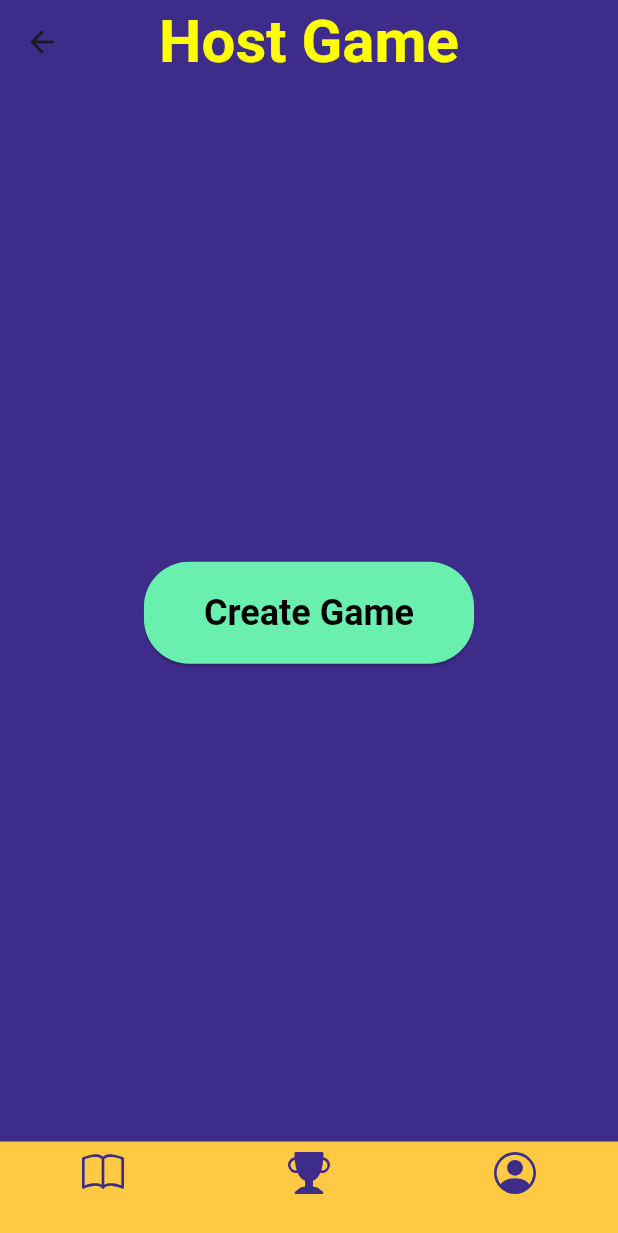
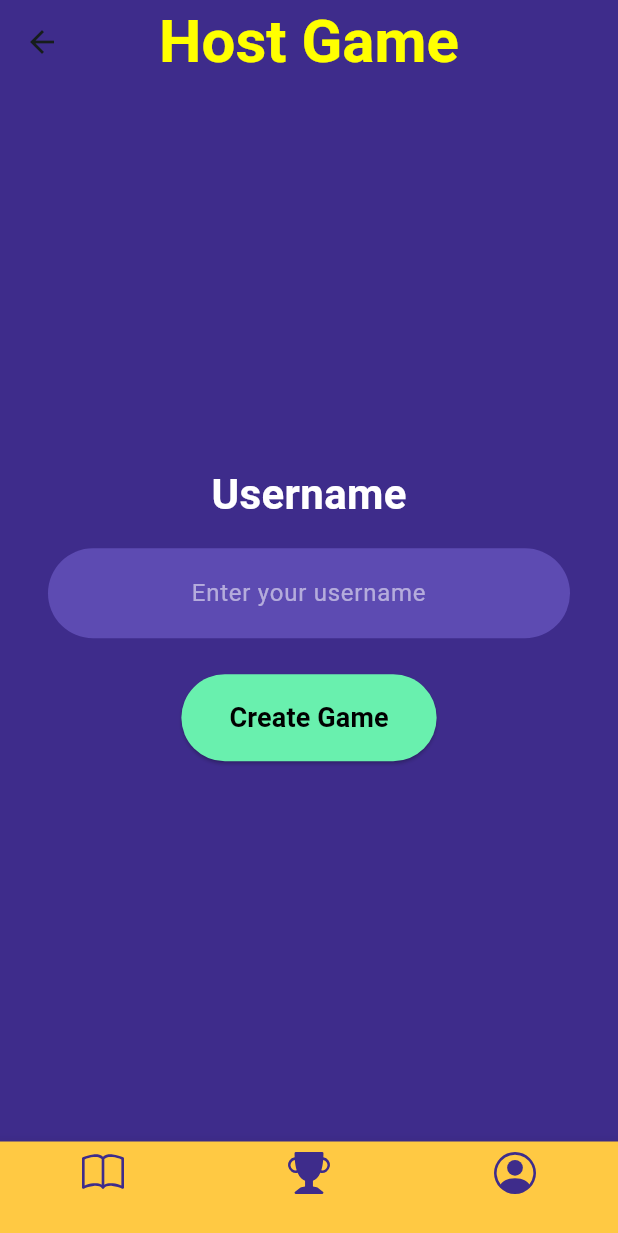
Before and after one commit to D4rkFyre/snaphunt, a Flutter app: the HostGameScreen screen opened directly, on a phone screen of 412 x 824 dp. Shown: the top 1233 px of the screen. Run offline on Flutter 3.47's test engine with Material 3 defaults, Android fonts, the light colour scheme and no system bars; our stand-ins replace cloud_firestore, firebase_core, flutter_svg; accounts and stored records are empty.

Commit message:
added entries for usernames

```diff
--- a/lib/main.dart
+++ b/lib/main.dart
@@ -1,6 +1,7 @@
 import 'package:flutter/material.dart';
 import 'package:firebase_core/firebase_core.dart';
 import 'firebase_options.dart';
+import 'screens/home_screen.dart';
 
 import 'dev/dev_host_screen.dart';
 
@@ -19,7 +20,7 @@ class SnapHuntApp extends StatelessWidget {
       title: 'SnapHunt (Dev)',
       theme: ThemeData(useMaterial3: true, colorSchemeSeed: Colors.teal),
       // Temporary dev entry: tap + to create a game and see the join code.
-      home: const DevHostScreen(),
+      home: const HomeScreen(),
     );
   }
 }
--- a/lib/screens/host_screen.dart
+++ b/lib/screens/host_screen.dart
@@ -1,4 +1,3 @@
-// TODO: UI where host sets up a new game and uploads clue images.
 import 'lobby_screen.dart';
 import 'package:flutter/material.dart';
 import 'package:flutter_svg/flutter_svg.dart';
@@ -12,18 +11,19 @@ class HostGameScreen extends StatefulWidget {
 
 class _HostGameScreenState extends State<HostGameScreen> {
   int _selectedIndex = 0;
+  final TextEditingController _usernameController = TextEditingController();
 
   void _onItemTapped(int index) {
     setState(() {
       _selectedIndex = index;
-      // Here you can add navigation logic based on index
+      // Add navigation logic based on index if needed
     });
   }
 
   @override
   Widget build(BuildContext context) {
     return Scaffold(
-      backgroundColor: const Color(0xFF3E2C8B), // same background
+      backgroundColor: const Color(0xFF3E2C8B),
       appBar: AppBar(
         title: const Text(
           "Host Game",
@@ -38,8 +38,56 @@ class _HostGameScreenState extends State<HostGameScreen> {
         elevation: 0,
       ),
       body: Center(
-        child: ElevatedButton(
+        child: Padding(
+          padding: const EdgeInsets.symmetric(horizontal: 32),
+          child: Column(
+            mainAxisSize: MainAxisSize.min,
+            children: [
+              const Text(
+                'Username',
+                style: TextStyle(
+                  color: Colors.white,
+                  fontSize: 28,
+                  fontWeight: FontWeight.bold,
+                ),
+              ),
+              const SizedBox(height: 16),
+              TextField(
+                controller: _usernameController,
+                style: const TextStyle(color: Colors.white),
+                textAlign: TextAlign.center,
+                decoration: InputDecoration(
+                  hintText: 'Enter your username',
+                  hintStyle: const TextStyle(color: Colors.white54),
+                  filled: true,
+                  fillColor: const Color(0xFF5D4BB2),
+                  contentPadding: const EdgeInsets.symmetric(
+                    vertical: 18.0,
+                    horizontal: 20.0,
+                  ),
+                  enabledBorder: OutlineInputBorder(
+                    borderRadius: BorderRadius.circular(40),
+                    borderSide: BorderSide.none,
+                  ),
+                  focusedBorder: OutlineInputBorder(
+                    borderRadius: BorderRadius.circular(40),
+                    borderSide: const BorderSide(
+                      color: Colors.white,
+                      width: 1.5,
+                    ),
+                  ),
+                ),
+              ),
+              const SizedBox(height: 24),
+              ElevatedButton(
                 onPressed: () {
+                  final username = _usernameController.text.trim();
+                  if (username.isEmpty) {
+                    ScaffoldMessenger.of(context).showSnackBar(
+                      const SnackBar(content: Text("Please enter a username")),
+                    );
+                    return;
+                  }
                   Navigator.push(
                     context,
                     MaterialPageRoute(
@@ -48,18 +96,23 @@ class _HostGameScreenState extends State<HostGameScreen> {
                   );
                 },
                 style: ElevatedButton.styleFrom(
-            backgroundColor: Colors.greenAccent, // bright green
-            foregroundColor: Colors.black, // text color
-            padding: const EdgeInsets.symmetric(horizontal: 40, vertical: 20),
+                  backgroundColor: Colors.greenAccent,
+                  foregroundColor: Colors.black,
+                  padding: const EdgeInsets.symmetric(
+                    vertical: 16,
+                    horizontal: 32,
+                  ),
                   shape: RoundedRectangleBorder(
-              borderRadius: BorderRadius.circular(30), // rounded edges
-            ),
-            textStyle: const TextStyle(
-              fontSize: 24,
-              fontWeight: FontWeight.bold,
+                    borderRadius: BorderRadius.circular(30),
                   ),
                 ),
-          child: const Text("Create Game"),
+                child: const Text(
+                  'Create Game',
+                  style: TextStyle(fontSize: 18, fontWeight: FontWeight.bold),
+                ),
+              ),
+            ],
+          ),
         ),
       ),
       bottomNavigationBar: BottomNavigationBar(
```
Also changed, not shown: lib/screens/find_game_screen.dart (+47 -1 lines). Lines whose indentation alone changed are shown as unchanged.
